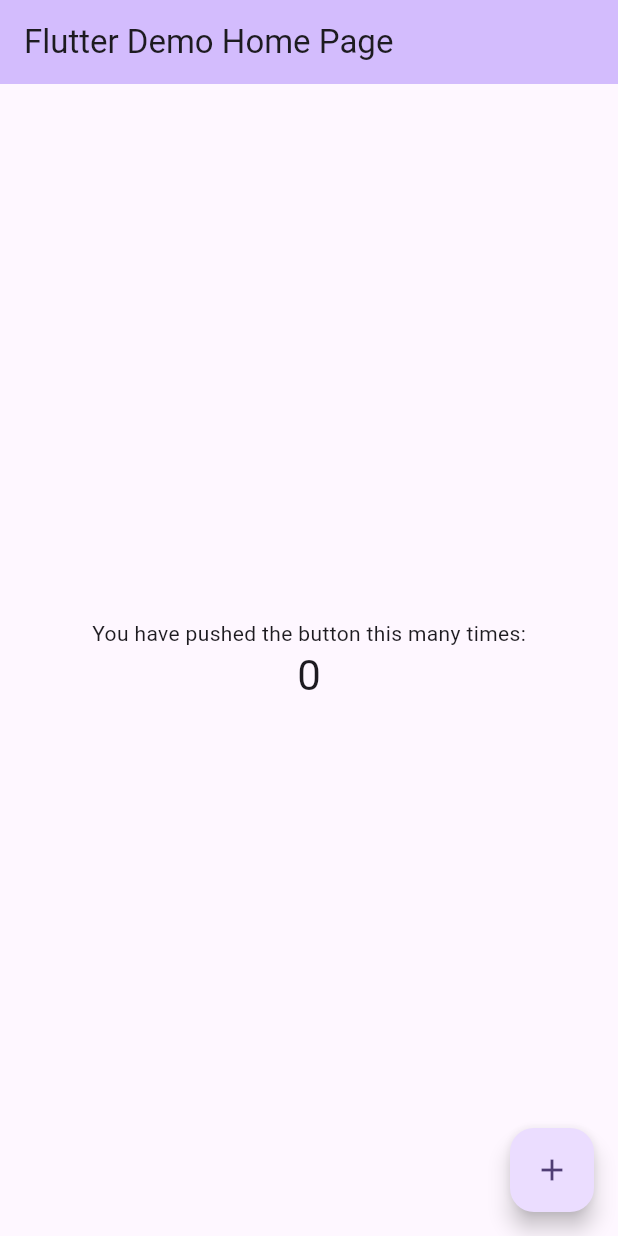
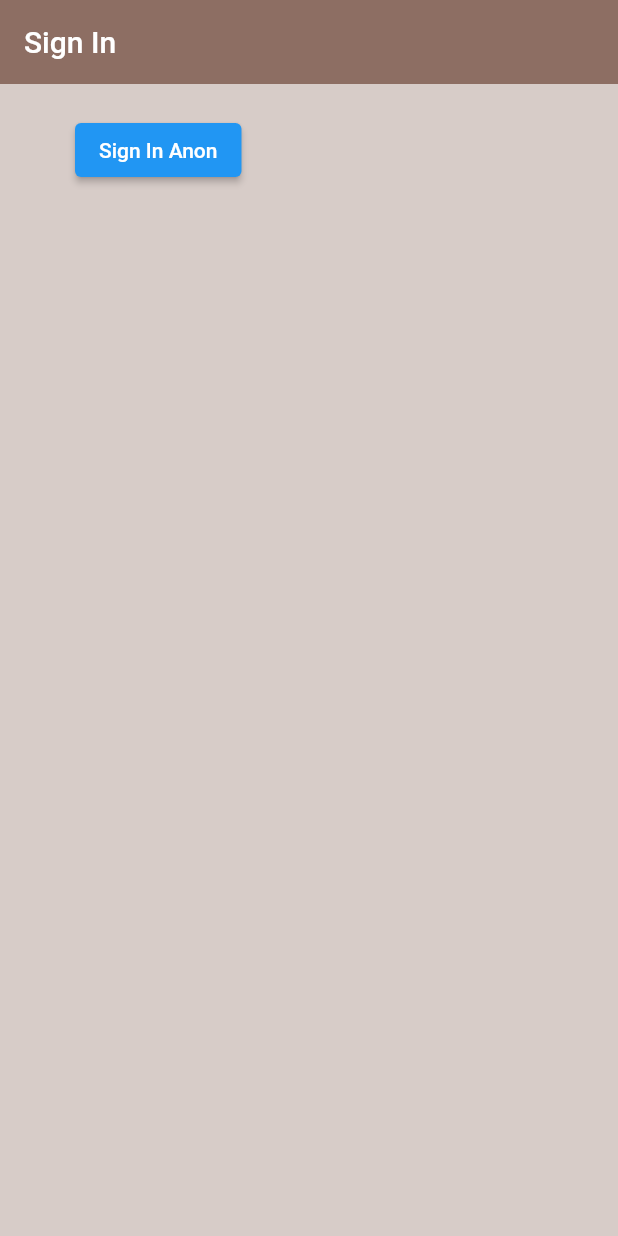
Before and after one commit to Ken-Kamau/alx_voyager, a Flutter app: the screen it shows after launch, on a phone screen of 412 x 824 dp. Run offline on Flutter 3.47's test engine with Material 2 defaults, Android fonts, the light colour scheme and no system bars; our stand-ins replace firebase_auth, firebase_core; accounts and stored records are empty.

Commit message:
Initialized & Set up Firebase
Activated Anonymous & email sign-in in on the firebase console.
Added Auth class to project,
Setup and tested anonymous sign in.
Set up custom user(voyager) class.
Tested output.

```diff
--- a/lib/main.dart
+++ b/lib/main.dart
@@ -1,6 +1,10 @@
+import 'package:alx_voyager/screens/session.dart';
 import 'package:flutter/material.dart';
+import 'package:firebase_core/firebase_core.dart';
 
-void main() {
+void main() async {
+  WidgetsFlutterBinding.ensureInitialized();
+  await Firebase.initializeApp();
   runApp(const MyApp());
 }
 
@@ -11,115 +15,7 @@ class MyApp extends StatelessWidget {
   @override
   Widget build(BuildContext context) {
     return MaterialApp(
-      title: 'Flutter Demo',
-      theme: ThemeData(
-        // This is the theme of your application.
-        //
-        // TRY THIS: Try running your application with "flutter run". You'll see
-        // the application has a blue toolbar. Then, without quitting the app,
-        // try changing the seedColor in the colorScheme below to Colors.green
-        // and then invoke "hot reload" (save your changes or press the "hot
-        // reload" button in a Flutter-supported IDE, or press "r" if you used
-        // the command line to start the app).
-        //
-        // Notice that the counter didn't reset back to zero; the application
-        // state is not lost during the reload. To reset the state, use hot
-        // restart instead.
-        //
-        // This works for code too, not just values: Most code changes can be
-        // tested with just a hot reload.
-        colorScheme: ColorScheme.fromSeed(seedColor: Colors.deepPurple),
-        useMaterial3: true,
-      ),
-      home: const MyHomePage(title: 'Flutter Demo Home Page'),
+      home: Session(),
     );
   }
 }
-
-class MyHomePage extends StatefulWidget {
-  const MyHomePage({super.key, required this.title});
-
-  // This widget is the home page of your application. It is stateful, meaning
-  // that it has a State object (defined below) that contains fields that affect
-  // how it looks.
-
-  // This class is the configuration for the state. It holds the values (in this
-  // case the title) provided by the parent (in this case the App widget) and
-  // used by the build method of the State. Fields in a Widget subclass are
-  // always marked "final".
-
-  final String title;
-
-  @override
-  State<MyHomePage> createState() => _MyHomePageState();
-}
-
-class _MyHomePageState extends State<MyHomePage> {
-  int _counter = 0;
-
-  void _incrementCounter() {
-    setState(() {
-      // This call to setState tells the Flutter framework that something has
-      // changed in this State, which causes it to rerun the build method below
-      // so that the display can reflect the updated values. If we changed
-      // _counter without calling setState(), then the build method would not be
-      // called again, and so nothing would appear to happen.
-      _counter++;
-    });
-  }
-
-  @override
-  Widget build(BuildContext context) {
-    // This method is rerun every time setState is called, for instance as done
-    // by the _incrementCounter method above.
-    //
-    // The Flutter framework has been optimized to make rerunning build methods
-    // fast, so that you can just rebuild anything that needs updating rather
-    // than having to individually change instances of widgets.
-    return Scaffold(
-      appBar: AppBar(
-        // TRY THIS: Try changing the color here to a specific color (to
-        // Colors.amber, perhaps?) and trigger a hot reload to see the AppBar
-        // change color while the other colors stay the same.
-        backgroundColor: Theme.of(context).colorScheme.inversePrimary,
-        // Here we take the value from the MyHomePage object that was created by
-        // the App.build method, and use it to set our appbar title.
-        title: Text(widget.title),
-      ),
-      body: Center(
-        // Center is a layout widget. It takes a single child and positions it
-        // in the middle of the parent.
-        child: Column(
-          // Column is also a layout widget. It takes a list of children and
-          // arranges them vertically. By default, it sizes itself to fit its
-          // children horizontally, and tries to be as tall as its parent.
-          //
-          // Column has various properties to control how it sizes itself and
-          // how it positions its children. Here we use mainAxisAlignment to
-          // center the children vertically; the main axis here is the vertical
-          // axis because Columns are vertical (the cross axis would be
-          // horizontal).
-          //
-          // TRY THIS: Invoke "debug painting" (choose the "Toggle Debug Paint"
-          // action in the IDE, or press "p" in the console), to see the
-          // wireframe for each widget.
-          mainAxisAlignment: MainAxisAlignment.center,
-          children: <Widget>[
-            const Text(
-              'You have pushed the button this many times:',
-            ),
-            Text(
-              '$_counter',
-              style: Theme.of(context).textTheme.headlineMedium,
-            ),
-          ],
-        ),
-      ),
-      floatingActionButton: FloatingActionButton(
-        onPressed: _incrementCounter,
-        tooltip: 'Increment',
-        child: const Icon(Icons.add),
-      ), // This trailing comma makes auto-formatting nicer for build methods.
-    );
-  }
-}
--- /dev/null
+++ b/lib/models/user.dart
@@ -0,0 +1,17 @@
+class Voyager {
+  final String uid;
+  final String? displayName;
+  final String? email;
+  final DateTime? creationTime;
+  final DateTime? lastSignInTime;
+  final String? photoURL;
+
+  Voyager({
+    required this.uid,
+    required this.displayName,
+    required this.email,
+    required this.creationTime,
+    required this.lastSignInTime,
+    required this.photoURL,
+  });
+}
--- /dev/null
+++ b/lib/screens/authentication/authentication.dart
@@ -0,0 +1,18 @@
+import 'package:alx_voyager/screens/authentication/sign_in.dart';
+import 'package:flutter/material.dart';
+
+class Authentication extends StatefulWidget {
+  const Authentication({super.key});
+
+  @override
+  State<Authentication> createState() => _AuthenticationState();
+}
+
+class _AuthenticationState extends State<Authentication> {
+  @override
+  Widget build(BuildContext context) {
+    return Container(
+      child: SignIn(),
+    );
+  }
+}
--- /dev/null
+++ b/lib/screens/authentication/sign_in.dart
@@ -0,0 +1,38 @@
+import "package:alx_voyager/services/auth.dart";
+import "package:flutter/material.dart";
+
+class SignIn extends StatefulWidget {
+  const SignIn({super.key});
+
+  @override
+  State<SignIn> createState() => _SignInState();
+}
+
+class _SignInState extends State<SignIn> {
+  final AuthService _authService = AuthService();
+  @override
+  Widget build(BuildContext context) {
+    return Scaffold(
+      backgroundColor: Colors.brown[100],
+      appBar: AppBar(
+        backgroundColor: Colors.brown[400],
+        elevation: 0.0,
+        title: Text('Sign In'),
+      ),
+      body: Container(
+        padding: EdgeInsets.symmetric(vertical: 20.0, horizontal: 50.0),
+        child: ElevatedButton(
+            onPressed: () async {
+              dynamic result = await _authService.signInAnon();
+              if (result == null) {
+                print('Error Signing In');
+              } else {
+                print('Signed In');
+                print(result.uid);
+              }
+            },
+            child: Text('Sign In Anon')),
+      ),
+    );
+  }
+}
--- /dev/null
+++ b/lib/screens/session.dart
@@ -0,0 +1,14 @@
+import "package:alx_voyager/screens/authentication/authentication.dart";
+import "package:alx_voyager/screens/home/home.dart";
+import "package:flutter/material.dart";
+
+class Session extends StatelessWidget {
+  const Session({super.key});
+
+  @override
+  Widget build(BuildContext context) {
+
+    //Return either home or authenticate widget
+    return const Authentication();
+  }
+}
--- a/pubspec.yaml
+++ b/pubspec.yaml
@@ -36,6 +36,8 @@ dependencies:
   # Use with the CupertinoIcons class for iOS style icons.
   cupertino_icons: ^1.0.2
   firebase_core: ^2.14.0
+  firebase_auth: ^4.6.3
+  cloud_firestore: ^4.8.2
 
 dev_dependencies:
   flutter_test:
```
Also changed, not shown: lib/screens/home/home.dart (added, +12 -0 lines), lib/services/auth.dart (added, +38 -0 lines), pubspec.lock, 2 other files.
